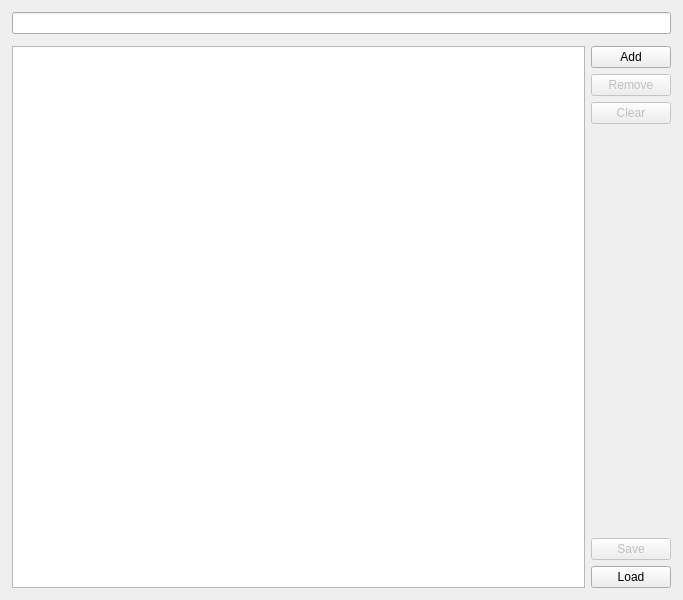
Qt form FileList/widget.ui (bmcx/SOFT336SL) before a commit.
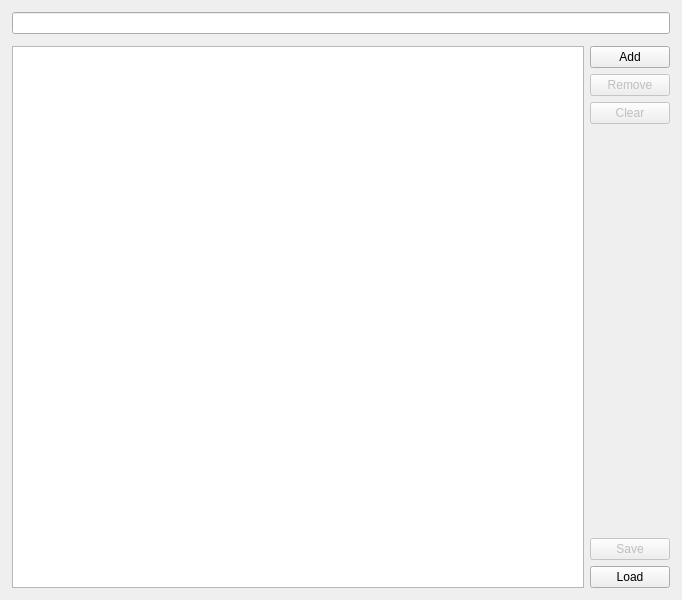
The same form after that commit.

What changed in the file:
```diff
--- a/FileList/widget.ui
+++ b/FileList/widget.ui
@@ -6,10 +6,16 @@
    <rect>
     <x>0</x>
     <y>0</y>
-    <width>683</width>
+    <width>682</width>
     <height>600</height>
    </rect>
   </property>
+  <property name="sizePolicy">
+   <sizepolicy hsizetype="Maximum" vsizetype="Maximum">
+    <horstretch>0</horstretch>
+    <verstretch>0</verstretch>
+   </sizepolicy>
+  </property>
   <property name="windowTitle">
    <string>FileList</string>
   </property>
@@ -31,6 +37,9 @@
    </property>
    <item>
     <layout class="QFormLayout" name="formLayout">
+     <property name="fieldGrowthPolicy">
+      <enum>QFormLayout::ExpandingFieldsGrow</enum>
+     </property>
      <property name="horizontalSpacing">
       <number>0</number>
      </property>
```
